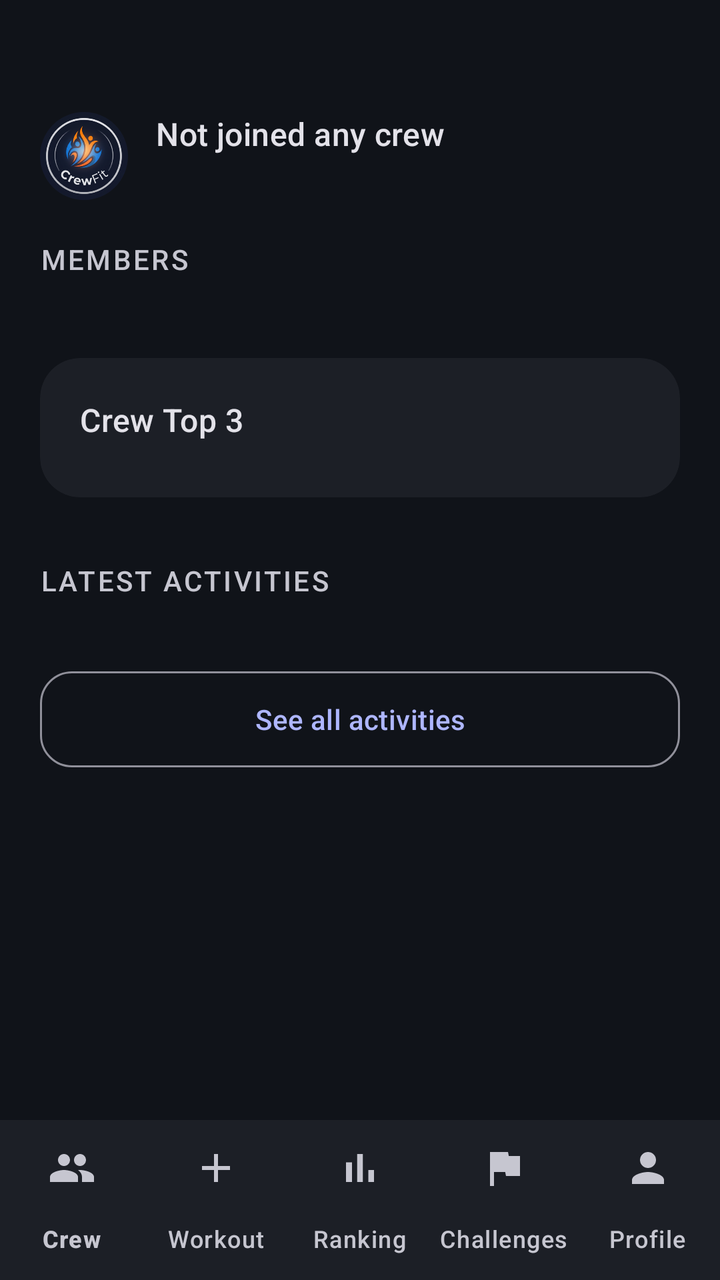
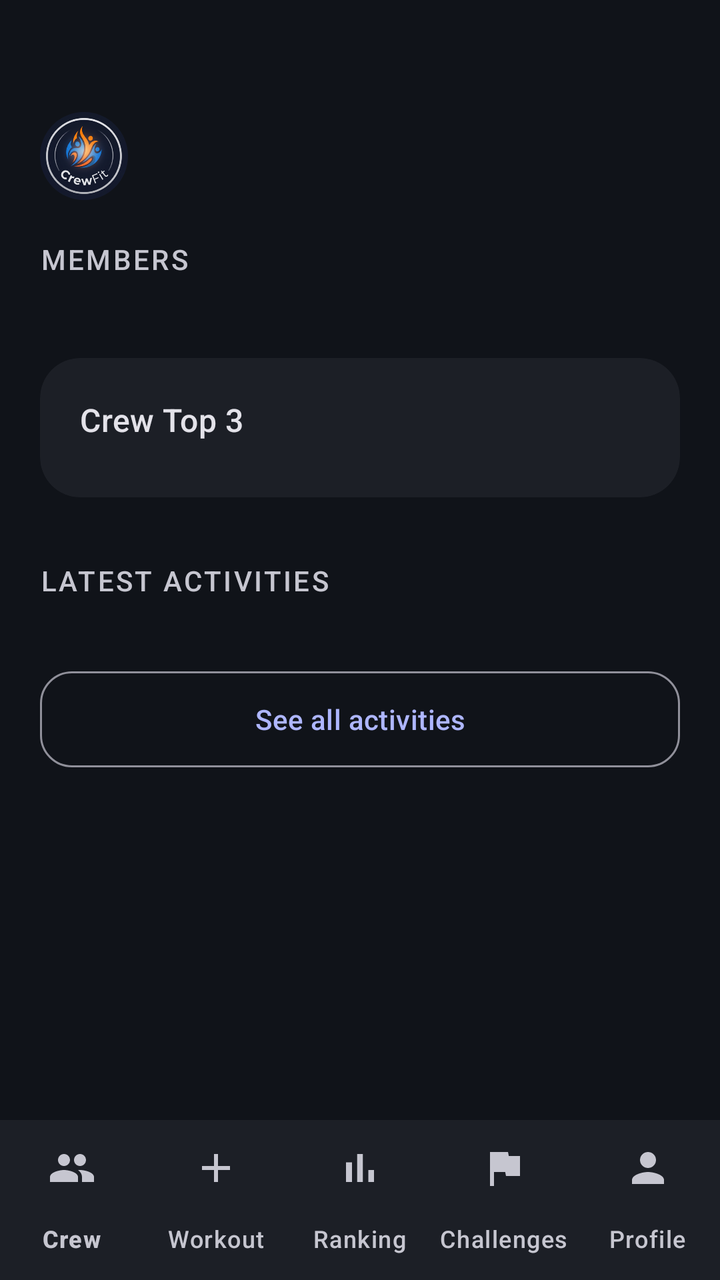

Screens rendered from an Android XML layout before and after an edit, with the pre-edit source and the edit as a unified diff.
<!-- AndroidManifest.xml: application theme Theme.MobileSE -->
<!-- res/layout/screen_main_hub.xml -->
<?xml version="1.0" encoding="utf-8"?>
<androidx.constraintlayout.widget.ConstraintLayout xmlns:android="http://schemas.android.com/apk/res/android"
    xmlns:app="http://schemas.android.com/apk/res-auto"
    android:layout_width="match_parent"
    android:layout_height="match_parent"
    android:background="?attr/colorSurface">

    
    <androidx.constraintlayout.widget.ConstraintLayout
        android:id="@+id/clHeader"
        android:layout_width="match_parent"
        android:layout_height="wrap_content"
        android:paddingTop="56dp"
        android:paddingStart="20dp"
        android:paddingEnd="20dp"
        android:paddingBottom="20dp"
        app:layout_constraintTop_toTopOf="parent">

        <com.google.android.material.card.MaterialCardView
            android:id="@+id/cvHomeLogoContainer"
            android:layout_width="44dp"
            android:layout_height="44dp"
            app:cardCornerRadius="22dp"
            app:cardElevation="0dp"
            app:strokeWidth="0dp"
            app:cardBackgroundColor="@android:color/transparent"
            app:layout_constraintTop_toTopOf="parent"
            app:layout_constraintStart_toStartOf="parent">

            <ImageView
                android:id="@+id/ivHomeLogo"
                android:layout_width="match_parent"
                android:layout_height="match_parent"
                android:src="@drawable/logo_new"
                android:contentDescription="@string/logo_desc"
                android:scaleType="centerCrop" />
        </com.google.android.material.card.MaterialCardView>

        <TextView
            android:id="@+id/tvHomeCrewName"
            android:layout_width="0dp"
            android:layout_height="wrap_content"
            android:text="@string/no_crew_joined"
            android:textAppearance="?attr/textAppearanceTitleMedium"
            android:textColor="?attr/colorOnSurface"
            android:maxLines="1"
            android:ellipsize="end"
            android:layout_marginStart="14dp"
            app:layout_constraintTop_toTopOf="@id/cvHomeLogoContainer"
            app:layout_constraintStart_toEndOf="@id/cvHomeLogoContainer"
            app:layout_constraintEnd_toEndOf="parent" />

        <TextView
            android:id="@+id/tvGermanTime"
            android:layout_width="wrap_content"
            android:layout_height="wrap_content"
            android:textAppearance="?attr/textAppearanceBodySmall"
            android:textColor="?attr/colorSecondary"
            android:layout_marginStart="14dp"
            app:layout_constraintTop_toBottomOf="@id/tvHomeCrewName"
            app:layout_constraintStart_toEndOf="@id/cvHomeLogoContainer" />
    </androidx.constraintlayout.widget.ConstraintLayout>

    <ScrollView
        android:layout_width="match_parent"
        android:layout_height="0dp"
        android:fillViewport="true"
        android:clipToPadding="false"
        app:layout_constraintTop_toBottomOf="@id/clHeader"
        app:layout_constraintBottom_toTopOf="@id/bottomNav">

        <LinearLayout
            android:layout_width="match_parent"
            android:layout_height="wrap_content"
            android:orientation="vertical"
            android:paddingStart="20dp"
            android:paddingEnd="20dp"
            android:paddingBottom="24dp">

            <TextView
                style="@style/TextAppearance.CrewFit.SectionLabel"
                android:layout_width="wrap_content"
                android:layout_height="wrap_content"
                android:text="@string/members_label" />

            <HorizontalScrollView
                android:id="@+id/hsvMembers"
                android:layout_width="match_parent"
                android:layout_height="wrap_content"
                android:layout_marginTop="12dp"
                android:scrollbars="none">

                <LinearLayout
                    android:id="@+id/llMembersContainer"
                    android:layout_width="wrap_content"
                    android:layout_height="wrap_content"
                    android:orientation="horizontal"
                    android:gravity="center_vertical" />
            </HorizontalScrollView>

            
            <com.google.android.material.card.MaterialCardView
                style="@style/Widget.CrewFit.Card"
                android:layout_width="match_parent"
                android:layout_height="wrap_content"
                android:layout_marginTop="28dp">

                <LinearLayout
                    android:layout_width="match_parent"
                    android:layout_height="wrap_content"
                    android:orientation="vertical"
                    android:padding="20dp">

                    <TextView
                        android:id="@+id/tvRankingLabel"
                        android:layout_width="wrap_content"
                        android:layout_height="wrap_content"
                        android:text="@string/top_3_label"
                        android:textAppearance="?attr/textAppearanceTitleMedium"
                        android:textColor="?attr/colorOnSurface" />

                    <LinearLayout
                        android:id="@+id/llRankingContainer"
                        android:layout_width="match_parent"
                        android:layout_height="wrap_content"
                        android:orientation="vertical"
                        android:layout_marginTop="8dp" />
                </LinearLayout>
            </com.google.android.material.card.MaterialCardView>

            <TextView
                android:id="@+id/tvLatestActivitiesLabel"
                style="@style/TextAppearance.CrewFit.SectionLabel"
                android:layout_width="wrap_content"
                android:layout_height="wrap_content"
                android:layout_marginTop="32dp"
                android:text="@string/latest_activities_label" />

            <LinearLayout
                android:id="@+id/llLatestActivitiesContainer"
                android:layout_width="match_parent"
                android:layout_height="wrap_content"
                android:orientation="vertical"
                android:layout_marginTop="12dp" />

            
            <com.google.android.material.button.MaterialButton
                android:id="@+id/btnAllActivities"
                style="@style/Widget.CrewFit.Button.Outlined"
                android:layout_width="match_parent"
                android:layout_height="wrap_content"
                android:layout_marginTop="20dp"
                android:text="@string/see_all_activities" />

        </LinearLayout>
    </ScrollView>

    <com.google.android.material.bottomnavigation.BottomNavigationView
        android:id="@+id/bottomNav"
        style="@style/Widget.CrewFit.BottomNav"
        android:layout_width="match_parent"
        android:layout_height="wrap_content"
        app:menu="@menu/menu_bottom_nav"
        app:layout_constraintBottom_toBottomOf="parent" />

</androidx.constraintlayout.widget.ConstraintLayout>
<!-- resources referenced by this layout -->
<resources>
  <string name="latest_activities_label">Latest Activities</string>
  <string name="logo_desc">CrewFit Logo</string>
  <string name="members_label">Members</string>
  <string name="no_crew_joined">Not joined any crew</string>
  <string name="see_all_activities">See all activities</string>
  <string name="top_3_label">Crew Top 3</string>
  <style name="TextAppearance.CrewFit.SectionLabel" parent="TextAppearance.Material3.LabelLarge">
          <item name="android:textColor">@color/md_on_surface_variant</item>
          <item name="android:textAllCaps">true</item>
          <item name="android:letterSpacing">0.08</item>
      </style>
  <style name="Widget.CrewFit.Button.Outlined" parent="Widget.Material3.Button.OutlinedButton">
          <item name="android:minHeight">56dp</item>
          <item name="cornerRadius">16dp</item>
      </style>
  <style name="Theme.MobileSE" parent="Base.Theme.MobileSE" />
  <color name="md_on_surface_variant">#C6C6D0</color>
  <color name="md_surface_container">#1C1F26</color>
  <style name="Widget.CrewFit.BottomNav.Indicator" parent="Widget.Material3.BottomNavigationView.ActiveIndicator">
          <item name="android:color">@android:color/transparent</item>
      </style>
  <color name="md_primary">#AEB6FF</color>
  <style name="ShapeAppearance.CrewFit.Medium" parent="ShapeAppearance.Material3.Corner.Medium">
          <item name="cornerSize">20dp</item>
      </style>
  <color name="md_on_primary">#1B1B5C</color>
  <color name="md_primary_container">#3A3F9E</color>
  <color name="md_on_primary_container">#E0E3FF</color>
  <color name="md_secondary">#6FE7B7</color>
  <color name="md_on_secondary">#00382A</color>
  <color name="md_secondary_container">#00513E</color>
  <color name="md_on_secondary_container">#8CFFD1</color>
  <color name="md_tertiary">#FFB77C</color>
  <color name="md_on_tertiary">#4A2800</color>
  <color name="md_tertiary_container">#6A3B00</color>
  <color name="md_on_tertiary_container">#FFDCC2</color>
  <color name="md_error">#FFB4AB</color>
  <color name="md_on_error">#690005</color>
  <color name="md_error_container">#93000A</color>
  <color name="md_on_error_container">#FFDAD6</color>
  <color name="md_surface">#101319</color>
  <color name="md_on_surface">#E3E2E9</color>
  <color name="md_surface_variant">#45464F</color>
  <color name="md_surface_container_lowest">#0B0E13</color>
  <color name="md_surface_container_low">#181B21</color>
  <color name="md_surface_container_high">#272A31</color>
  <color name="md_surface_container_highest">#32353C</color>
  <color name="md_outline">#90909A</color>
  <color name="md_outline_variant">#45464F</color>
  <color name="md_inverse_surface">#E3E2E9</color>
  <color name="md_inverse_on_surface">#2E3036</color>
  <style name="ShapeAppearance.CrewFit.Small" parent="ShapeAppearance.Material3.Corner.Small">
          <item name="cornerSize">12dp</item>
      </style>
  <style name="ShapeAppearance.CrewFit.Large" parent="ShapeAppearance.Material3.Corner.Large">
          <item name="cornerSize">28dp</item>
      </style>
  <!-- unchanged entries left out for length: 6 -->
</resources>

<!-- the commit's change to res/layout/screen_main_hub.xml (unified diff, before → after) -->
@@ -11,8 +11,8 @@
         android:layout_width="match_parent"
         android:layout_height="wrap_content"
         android:paddingTop="56dp"
-        android:paddingStart="20dp"
-        android:paddingEnd="20dp"
+        android:paddingStart="@dimen/screen_padding_horizontal"
+        android:paddingEnd="@dimen/screen_padding_horizontal"
         android:paddingBottom="20dp"
         app:layout_constraintTop_toTopOf="parent">
 
@@ -40,7 +40,6 @@
             android:id="@+id/tvHomeCrewName"
             android:layout_width="0dp"
             android:layout_height="wrap_content"
-            android:text="@string/no_crew_joined"
             android:textAppearance="?attr/textAppearanceTitleMedium"
             android:textColor="?attr/colorOnSurface"
             android:maxLines="1"
@@ -69,12 +68,12 @@
         app:layout_constraintTop_toBottomOf="@id/clHeader"
         app:layout_constraintBottom_toTopOf="@id/bottomNav">
 
+        <androidx.constraintlayout.widget.ConstraintLayout
+            android:layout_width="match_parent"
+            android:layout_height="wrap_content">
+
         <LinearLayout
-            android:layout_width="match_parent"
-            android:layout_height="wrap_content"
-            android:orientation="vertical"
-            android:paddingStart="20dp"
-            android:paddingEnd="20dp"
+            style="@style/ContentColumn"
             android:paddingBottom="24dp">
 
             <TextView
@@ -153,6 +152,7 @@
                 android:text="@string/see_all_activities" />
 
         </LinearLayout>
+        </androidx.constraintlayout.widget.ConstraintLayout>
     </ScrollView>
 
     <com.google.android.material.bottomnavigation.BottomNavigationView
<!-- resource entries referenced after the edit -->
@@ -1,11 +1,22 @@
 <!-- resources referenced by this layout -->
 <resources>
+  <dimen name="screen_padding_horizontal">20dp</dimen>
   <string name="latest_activities_label">Latest Activities</string>
   <string name="logo_desc">CrewFit Logo</string>
   <string name="members_label">Members</string>
-  <string name="no_crew_joined">Not joined any crew</string>
   <string name="see_all_activities">See all activities</string>
   <string name="top_3_label">Crew Top 3</string>
+  <style name="ContentColumn">
+          <item name="android:layout_width">0dp</item>
+          <item name="android:layout_height">wrap_content</item>
+          <item name="android:orientation">vertical</item>
+          <item name="android:paddingStart">@dimen/screen_padding_horizontal</item>
+          <item name="android:paddingEnd">@dimen/screen_padding_horizontal</item>
+          <item name="layout_constraintWidth_max">@dimen/content_max_width</item>
+          <item name="layout_constraintStart_toStartOf">parent</item>
+          <item name="layout_constraintEnd_toEndOf">parent</item>
+          <item name="layout_constraintTop_toTopOf">parent</item>
+      </style>
   <style name="TextAppearance.CrewFit.SectionLabel" parent="TextAppearance.Material3.LabelLarge">
           <item name="android:textColor">@color/md_on_surface_variant</item>
           <item name="android:textAllCaps">true</item>
@@ -16,6 +27,7 @@
           <item name="cornerRadius">16dp</item>
       </style>
   <style name="Theme.MobileSE" parent="Base.Theme.MobileSE" />
+  <dimen name="content_max_width">2000dp</dimen>
   <color name="md_on_surface_variant">#C6C6D0</color>
   <color name="md_surface_container">#1C1F26</color>
   <style name="Widget.CrewFit.BottomNav.Indicator" parent="Widget.Material3.BottomNavigationView.ActiveIndicator">
